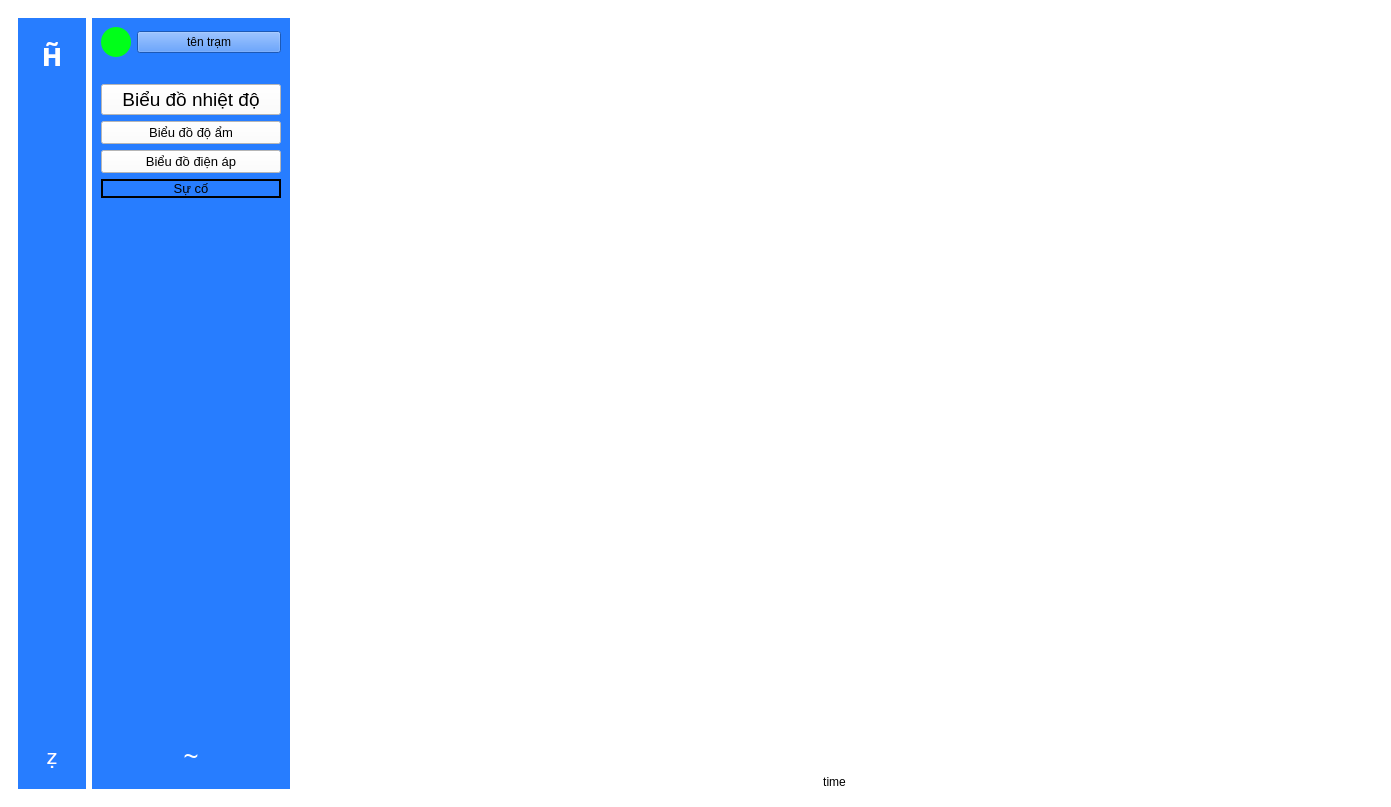
Above: ui designer/main.ui from dangcute99/De-tai-2024 before the change. Below: the same form after it.
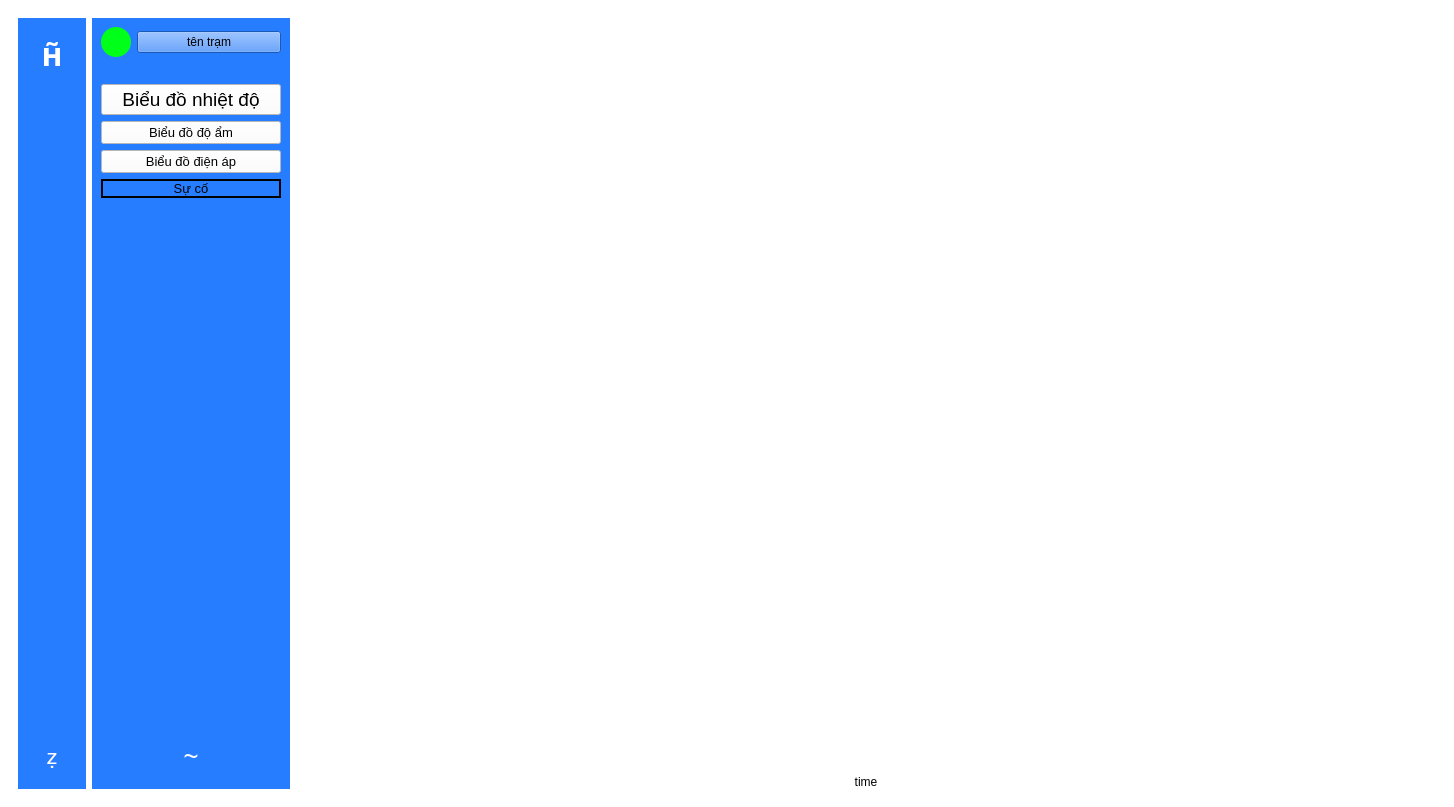
That is the form after the change. The open tabs and pages were chosen to show the change. Icons and pictures are not drawn.

What changed in the file:
```diff
--- a/ui designer/main.ui
+++ b/ui designer/main.ui
@@ -6,7 +6,7 @@
    <rect>
     <x>0</x>
     <y>0</y>
-    <width>1391</width>
+    <width>1454</width>
     <height>807</height>
    </rect>
   </property>
@@ -2584,7 +2584,7 @@
                <rect>
                 <x>0</x>
                 <y>0</y>
-                <width>1141</width>
+                <width>1131</width>
                 <height>771</height>
                </rect>
               </property>
```
Left out of the diff: 4 changed lines with no effect on the pictures.
